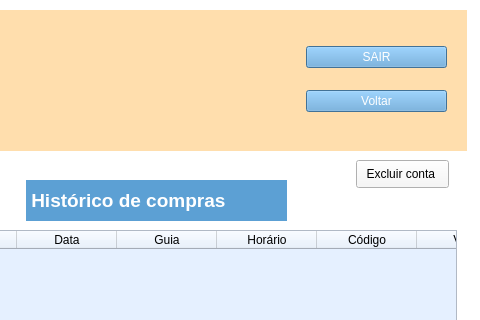
Above: Cliente/ui/tela_perfil.ui from lannyily/POO2 before the change; both pictures show x 694 to 1174 and y 0 to 320 of the 1174 by 690 pixel window. Below: the same form after it.
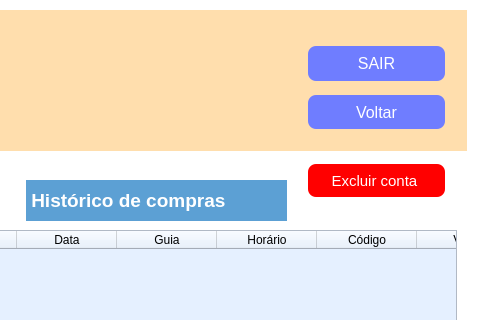
That is the form after the change. Icons and pictures are not drawn.

Commit message: Alterações em algumas telas

The edit to the form file:
```diff
--- a/Cliente/ui/tela_perfil.ui
+++ b/Cliente/ui/tela_perfil.ui
@@ -33,17 +33,32 @@
      <property name="geometry">
       <rect>
        <x>990</x>
-       <y>20</y>
+       <y>32</y>
        <width>141</width>
-       <height>100</height>
+       <height>91</height>
       </rect>
      </property>
      <layout class="QVBoxLayout" name="verticalLayout_3">
       <item>
        <widget class="QPushButton" name="pushButton_sair">
         <property name="styleSheet">
-         <string notr="true">background-color: rgb(92, 160, 212);
-color: rgb(255, 255, 255);</string>
+         <string notr="true">QPushButton {
+           
+	background-color: rgb(111, 125, 255);
+           border: none;
+           color: white;
+           padding: 10px 20px;
+           text-align: center;
+           text-decoration: none;
+           display: inline-block;
+           font-size: 16px;
+           margin: 4px 2px;
+           cursor: pointer;
+           border-radius: 8px;
+        }
+        QPushButton:hover {
+           background-color: rgb(85, 170, 255); 
+        }</string>
         </property>
         <property name="text">
          <string>SAIR</string>
@@ -53,8 +68,23 @@
       <item>
        <widget class="QPushButton" name="pushButton_voltar">
         <property name="styleSheet">
-         <string notr="true">background-color: rgb(92, 160, 212);
-color: rgb(255, 255, 255);</string>
+         <string notr="true">QPushButton {
+           
+	background-color: rgb(111, 125, 255);
+           border: none;
+           color: white;
+           padding: 10px 20px;
+           text-align: center;
+           text-decoration: none;
+           display: inline-block;
+           font-size: 16px;
+           margin: 4px 2px;
+           cursor: pointer;
+           border-radius: 8px;
+        }
+        QPushButton:hover {
+           background-color: rgb(85, 170, 255); 
+        }</string>
         </property>
         <property name="text">
          <string>Voltar</string>
@@ -228,22 +258,6 @@
      <string> Histórico de compras</string>
     </property>
    </widget>
-   <widget class="QPushButton" name="pushButton_excluir_conta">
-    <property name="geometry">
-     <rect>
-      <x>1050</x>
-      <y>160</y>
-      <width>93</width>
-      <height>28</height>
-     </rect>
-    </property>
-    <property name="styleSheet">
-     <string notr="true">background-color: rgb(247, 247, 247);</string>
-    </property>
-    <property name="text">
-     <string>Excluir conta </string>
-    </property>
-   </widget>
    <widget class="QLineEdit" name="lineEdit">
     <property name="geometry">
      <rect>
@@ -264,6 +278,45 @@
      <string>Olá,</string>
     </property>
    </widget>
+   <widget class="QPushButton" name="pushButton_excluir_conta">
+    <property name="geometry">
+     <rect>
+      <x>1000</x>
+      <y>160</y>
+      <width>141</width>
+      <height>41</height>
+     </rect>
+    </property>
+    <property name="styleSheet">
+     <string notr="true">QPushButton {
+           
+	
+	
+	
+	
+	background-color: rgb(255, 0, 0);
+           border: none;
+           padding: 10px 20px;
+           text-align: center;
+           text-decoration: none;
+           display: inline-block;
+color: white;
+           font-size: 15px;
+           margin: 4px 2px;
+           cursor: pointer;
+           border-radius: 8px;
+        }
+        QPushButton:hover {
+          
+	
+	
+	background-color: rgb(190, 16, 16);
+        }</string>
+    </property>
+    <property name="text">
+     <string>Excluir conta </string>
+    </property>
+   </widget>
   </widget>
   <widget class="QMenuBar" name="menubar">
    <property name="geometry">
```
The commit also changes 24 other files.
